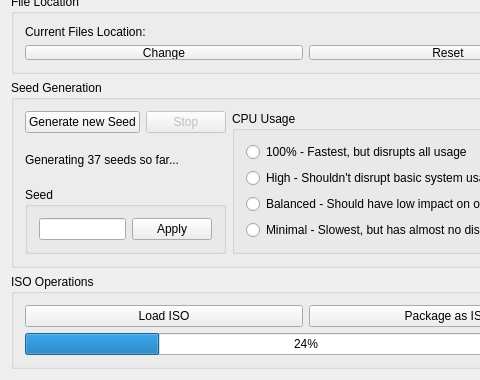
This is randovania/gui/manage_game_window.ui in randovania/randovania as Qt 5 draws it before an edit; both pictures show x 0 to 480 and y 118 to 498 of the 612 by 498 pixel window. The edited form follows.
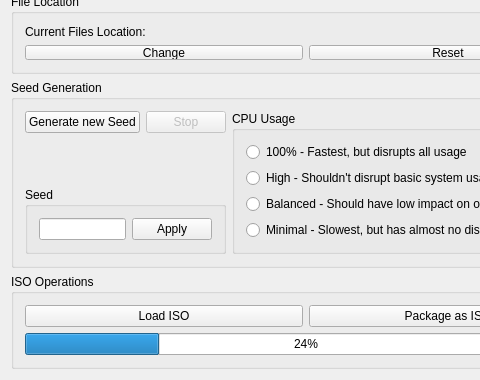
This is the edited form.

```diff
--- a/randovania/gui/manage_game_window.ui
+++ b/randovania/gui/manage_game_window.ui
@@ -195,7 +195,7 @@
        <item row="1" column="0" colspan="2">
         <widget class="QLabel" name="generationStatusLabel">
          <property name="text">
-          <string>Generating 37 seeds so far...</string>
+          <string/>
          </property>
         </widget>
        </item>
```
Left out of the diff: 3 changed lines with no effect on the pictures.
